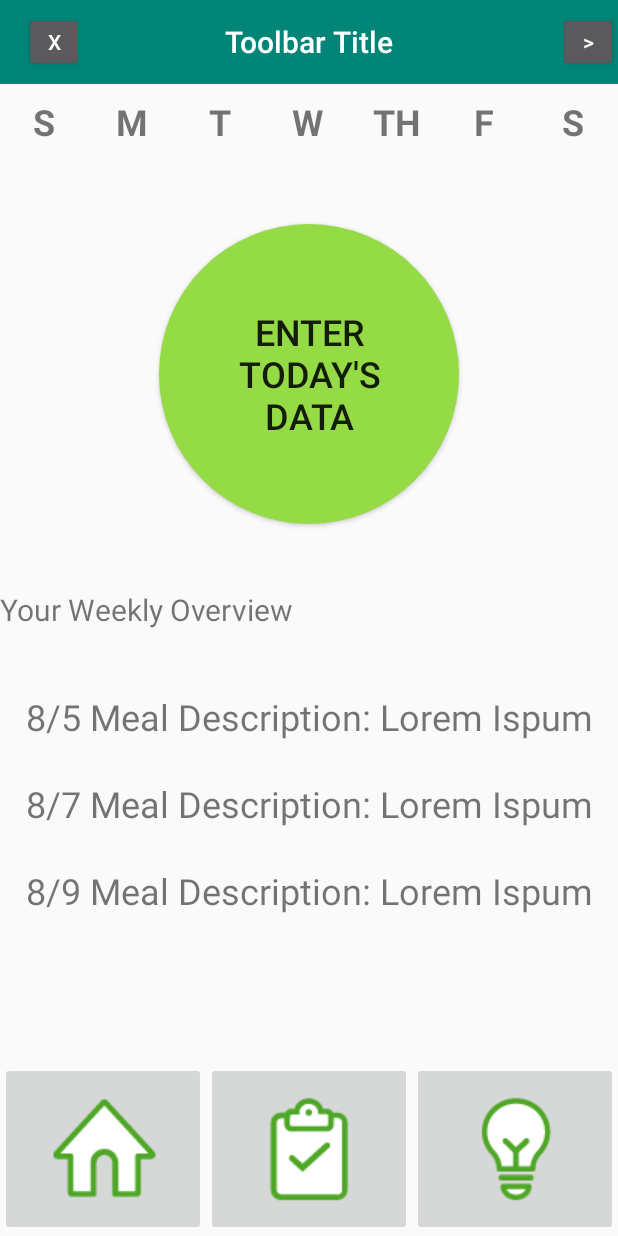
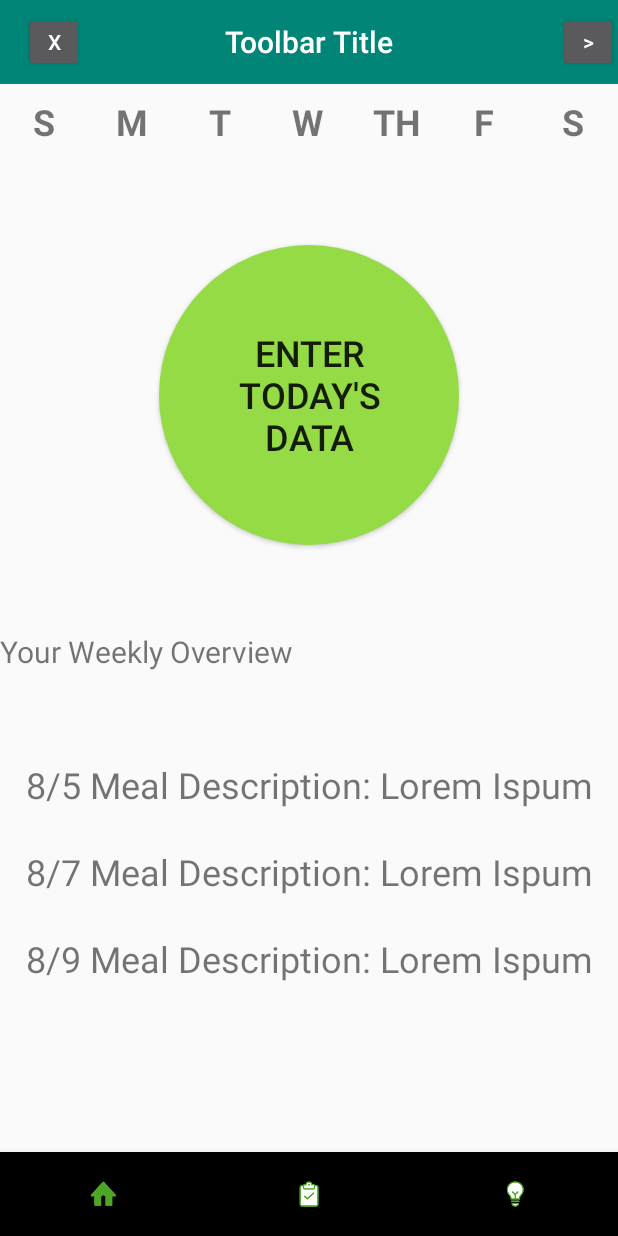
Before and after one commit to kaimalloy/Elimin8, an Android app: the screen it shows after launch (MainActivity), on a phone screen of 412 x 824 dp. Run offline under Robolectric (Android 15) with nearby library versions, the phone set to English and light mode, and no system bars; libraries missing offline, so code that uses them is left out: com.chaquo.python; 3 statements that could not run were skipped.

Commit message:
Bottom navigation ImageButtons changed to BottomNavigationView. IconTint removed to show the pressed/unpressed drawables. "state_pressed" changed to "state_checked" for navigation view in each navigation button xml.

```diff
--- a/app/src/main/java/com/minakai/elimin8/MainActivity.java
+++ b/app/src/main/java/com/minakai/elimin8/MainActivity.java
@@ -1,5 +1,6 @@
 package com.minakai.elimin8;
 
+import androidx.annotation.NonNull;
 import androidx.appcompat.app.AppCompatActivity;
 import androidx.appcompat.widget.Toolbar;
 import androidx.fragment.app.Fragment;
@@ -10,12 +11,16 @@ import androidx.recyclerview.widget.RecyclerView;
 import android.net.Uri;
 import android.os.Bundle;
 import android.util.Log;
+import android.view.MenuItem;
 import android.view.View;
 import android.widget.Button;
+import android.widget.CheckBox;
+import android.widget.CompoundButton;
 import android.widget.ImageButton;
 
 import com.chaquo.python.PyObject;
 import com.chaquo.python.Python;
+import com.google.android.material.bottomnavigation.BottomNavigationView;
 
 import java.util.ArrayList;
 import java.util.HashSet;
@@ -81,11 +86,13 @@ public class MainActivity extends AppCompatActivity
                 .replace(R.id.cal_fragment_container, cal_bar_frag)
                 .commit();
 
-
-        ImageButton home_btn = (ImageButton) findViewById(R.id.home_btn);
-        home_btn.setOnClickListener(new View.OnClickListener() {
+        BottomNavigationView nav = findViewById(R.id.nav);
+        nav.setItemIconTintList(null); // remove unnecessary color
+        nav.setOnNavigationItemSelectedListener(new BottomNavigationView.OnNavigationItemSelectedListener() {
             @Override
-            public void onClick(View view) {
+            public boolean onNavigationItemSelected(@NonNull MenuItem menuItem) {
+                switch (menuItem.getItemId()) {
+                    case R.id.nav_home:
                         // Make Calendar visible
                         findViewById(R.id.cal_fragment_container).setVisibility(View.VISIBLE);
 
@@ -93,38 +100,29 @@ public class MainActivity extends AppCompatActivity
                                 .replace(R.id.fragment_container, dash_frag)
                                 .replace(R.id.cal_fragment_container, cal_bar_frag)
                                 .commit();
-            }
-        });
-
-        ImageButton master_lst_btn = (ImageButton) findViewById(R.id.master_lst_btn);
-        master_lst_btn.setOnClickListener(new View.OnClickListener() {
-            @Override
-            public void onClick(View view) {
+                        break;
+                    case R.id.nav_master_list:
                         // Make Toggle visible
                         findViewById(R.id.cal_fragment_container).setVisibility(View.VISIBLE);
-
 
                         getSupportFragmentManager().beginTransaction()
                                 .replace(R.id.fragment_container, master_frag)
                                 .replace(R.id.cal_fragment_container, toggle_frag)
                                 .commit();
-            }
-        });
-
-
-        ImageButton insight_btn = (ImageButton) findViewById(R.id.insight_btn);
-        insight_btn.setOnClickListener(new View.OnClickListener() {
-            @Override
-            public void onClick(View view) {
+                        break;
+                    case R.id.nav_insight:
                         // Make Calendar invisible
                         findViewById(R.id.cal_fragment_container).setVisibility(View.GONE);
-
 
                         getSupportFragmentManager().beginTransaction()
                                 .replace(R.id.fragment_container, insight_frag)
                                 .commit();
+                        break;
+                }
+                return true;
             }
         });
+
 
         //Back button listener
         Button back_btn = (Button) findViewById(R.id.back_btn);
--- a/app/src/main/res/drawable/home_btn.xml
+++ b/app/src/main/res/drawable/home_btn.xml
@@ -1,10 +1,10 @@
 <?xml version="1.0" encoding="utf-8"?>
 <selector xmlns:android="http://schemas.android.com/apk/res/android">
     <item
-        android:state_pressed="false"
+        android:state_checked="false"
         android:drawable="@drawable/home">
     </item>
-    <item android:state_pressed="true"
+    <item android:state_checked="true"
         android:drawable="@drawable/home_pressed">
     </item>
 </selector>
--- a/app/src/main/res/drawable/insights_btn.xml
+++ b/app/src/main/res/drawable/insights_btn.xml
@@ -1,10 +1,10 @@
 <?xml version="1.0" encoding="utf-8"?>
 <selector xmlns:android="http://schemas.android.com/apk/res/android">
     <item
-        android:state_pressed="false"
+        android:state_checked="false"
         android:drawable="@drawable/insights">
     </item>
-    <item android:state_pressed="true"
+    <item android:state_checked="true"
         android:drawable="@drawable/insights_pressed">
     </item>
 </selector>
--- a/app/src/main/res/drawable/masterlist_btn.xml
+++ b/app/src/main/res/drawable/masterlist_btn.xml
@@ -1,10 +1,10 @@
 <?xml version="1.0" encoding="utf-8"?>
 <selector xmlns:android="http://schemas.android.com/apk/res/android">
     <item
-        android:state_pressed="false"
+        android:state_checked="false"
         android:drawable="@drawable/masterlist">
     </item>
-    <item android:state_pressed="true"
+    <item android:state_checked="true"
         android:drawable="@drawable/masterlist_pressed">
     </item>
 </selector>
--- a/app/src/main/res/layout/activity_main.xml
+++ b/app/src/main/res/layout/activity_main.xml
@@ -52,35 +52,45 @@
         android:layout_height="0dp"
         android:layout_weight="1" />
 
-    <LinearLayout
+<!--    <LinearLayout-->
+<!--        android:layout_width="match_parent"-->
+<!--        android:layout_height="wrap_content"-->
+<!--        android:orientation="horizontal">-->
+
+
+<!--        <CheckBox-->
+<!--            android:id="@+id/home_btn"-->
+<!--            android:layout_width="0dp"-->
+<!--            android:layout_height="wrap_content"-->
+<!--            android:layout_weight="1"-->
+<!--            android:button="@null"-->
+<!--            android:background="@drawable/home_btn" />-->
+
+<!--        <CheckBox-->
+<!--            android:id="@+id/master_lst_btn"-->
+<!--            android:layout_width="0dp"-->
+<!--            android:layout_height="wrap_content"-->
+<!--            android:layout_weight="1"-->
+<!--            android:button="@null"-->
+<!--            android:background="@drawable/masterlist_btn" />-->
+
+<!--        <CheckBox-->
+<!--            android:id="@+id/insight_btn"-->
+<!--            android:layout_width="0dp"-->
+<!--            android:layout_height="wrap_content"-->
+<!--            android:layout_weight="1"-->
+<!--            android:button="@null"-->
+<!--            android:background="@drawable/insights_btn" />-->
+
+
+<!--    </LinearLayout>-->
+
+    <com.google.android.material.bottomnavigation.BottomNavigationView
+        android:id="@+id/nav"
         android:layout_width="match_parent"
         android:layout_height="wrap_content"
-        android:orientation="horizontal">
-
-
-        <ImageButton
-            android:id="@+id/home_btn"
-            android:layout_width="0dp"
-            android:layout_height="wrap_content"
-            android:layout_weight="1"
-            app:srcCompat="@drawable/home_btn" />
-
-        <ImageButton
-            android:id="@+id/master_lst_btn"
-            android:layout_width="0dp"
-            android:layout_height="wrap_content"
-            android:layout_weight="1"
-            app:srcCompat="@drawable/masterlist_btn" />
-
-        <ImageButton
-            android:id="@+id/insight_btn"
-            android:layout_width="0dp"
-            android:layout_height="wrap_content"
-            android:layout_weight="1"
-            app:srcCompat="@drawable/insights_btn" />
-
-
-    </LinearLayout>
+        app:menu="@menu/navigation_bar"
+        app:labelVisibilityMode="unlabeled" />
 
 
 </LinearLayout>
--- /dev/null
+++ b/app/src/main/res/menu/navigation_bar.xml
@@ -0,0 +1,18 @@
+<?xml version="1.0" encoding="utf-8"?>
+<menu xmlns:android="http://schemas.android.com/apk/res/android">
+    <item
+        android:id="@+id/nav_home"
+        android:icon="@drawable/home_btn"
+        android:title="Home"/>
+
+    <item
+        android:id="@+id/nav_master_list"
+        android:icon="@drawable/masterlist_btn"
+        android:title="Master list"/>
+
+    <item
+        android:id="@+id/nav_insight"
+        android:icon="@drawable/insights_btn"
+        android:title="Insights"/>
+
+</menu>
```
Lines whose indentation alone changed are shown as unchanged.
